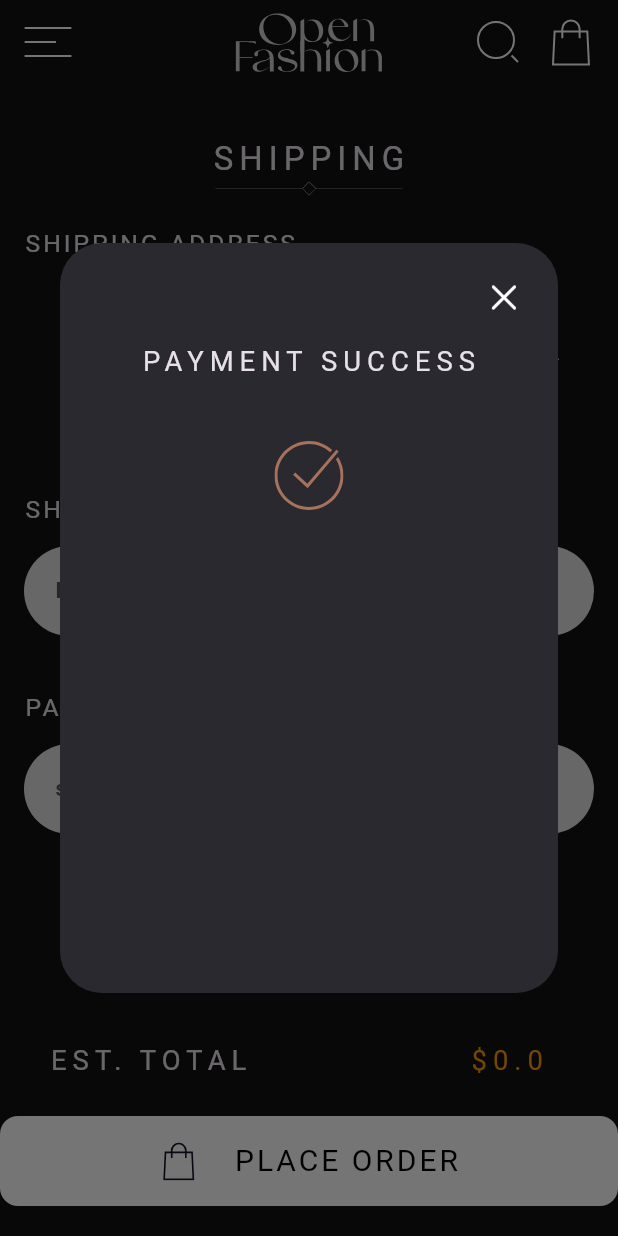
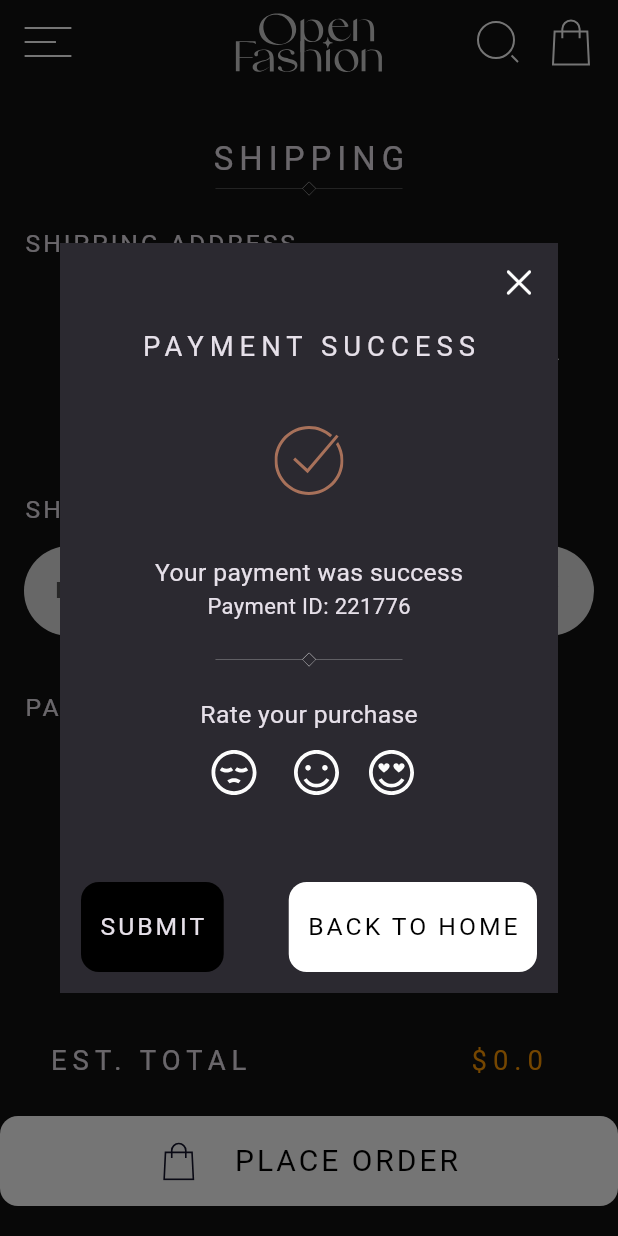
Before and after one commit to Omar-Tmam/Open-Fashion, a Flutter app: the ShippingViewMobile screen opened directly with empty values, after a tap on "PLACE ORDER", on a phone screen of 412 x 824 dp. Run offline on Flutter 3.47's test engine with Material 3 defaults, Android fonts, the phone set to English and light mode, and no system bars; our stand-ins replace flutter_credit_card, flutter_svg, gap, go_router; Roboto replaces fonts that are missing (TenorSans).

Commit message:
finish dialog

```diff
--- a/lib/Core/utils/app_router.dart
+++ b/lib/Core/utils/app_router.dart
@@ -1,3 +1,4 @@
+import 'package:flutter/material.dart';
 import 'package:go_router/go_router.dart';
 import 'package:open_fashion/Features/address_view/presentation/views/address_view.dart';
 import 'package:open_fashion/Features/home_view/data/models/product_model.dart';
@@ -32,7 +33,7 @@ abstract class AppRouter {
         path: kAddressView,
         builder: (context, state) => AddressView(orderModel: state.extra as OrderModel),
       ),
-      GoRoute(path: kPaymentView,builder: (context, state) => PaymentView(),)
+      GoRoute(path: kPaymentView,builder: (context, state) => PaymentView(orderNotifier: state.extra as ValueNotifier<OrderModel>,),)
     ],
   );
 }
--- a/lib/Features/home_view/data/models/product_model.dart
+++ b/lib/Features/home_view/data/models/product_model.dart
@@ -1,7 +1,12 @@
+// ignore_for_file: public_member_api_docs, sort_constructors_first
+import 'dart:convert';
+
 import 'package:open_fashion/Core/assets.dart';
 
 class ProductModel {
-  final String image, description, name;
+  final String image;
+  final String description;
+  final String name;
   final double price;
 
   ProductModel({
@@ -48,4 +53,64 @@ class ProductModel {
       name: 'Luxury Bracelet Set',
     ),
   ];
+
+  ProductModel copyWith({
+    String? image,
+    String? description,
+    String? name,
+    double? price,
+  }) {
+    return ProductModel(
+      image: image ?? this.image,
+      description: description ?? this.description,
+      name: name ?? this.name,
+      price: price ?? this.price,
+    );
+  }
+
+  Map<String, dynamic> toMap() {
+    return <String, dynamic>{
+      'image': image,
+      'description': description,
+      'name': name,
+      'price': price,
+    };
+  }
+
+  factory ProductModel.fromMap(Map<String, dynamic> map) {
+    return ProductModel(
+      image: map['image'] as String,
+      description: map['description'] as String,
+      name: map['name'] as String,
+      price: map['price'] as double,
+    );
+  }
+
+  String toJson() => json.encode(toMap());
+
+  factory ProductModel.fromJson(String source) => ProductModel.fromMap(json.decode(source) as Map<String, dynamic>);
+
+  @override
+  String toString() {
+    return 'ProductModel(image: $image, description: $description, name: $name, price: $price)';
+  }
+
+  @override
+  bool operator ==(covariant ProductModel other) {
+    if (identical(this, other)) return true;
+
+    return
+      other.image == image &&
+      other.description == description &&
+      other.name == name &&
+      other.price == price;
+  }
+
+  @override
+  int get hashCode {
+    return image.hashCode ^
+      description.hashCode ^
+      name.hashCode ^
+      price.hashCode;
+  }
 }
--- a/lib/Features/payment_view/data/models/payment_model.dart
+++ b/lib/Features/payment_view/data/models/payment_model.dart
@@ -1,8 +1,76 @@
+// ignore_for_file: public_member_api_docs, sort_constructors_first
+import 'dart:convert';
+
 class PaymentModel {
   final String cardNumber;
   final String expiryDate;
   final String cvv;
   final String cardHolder;
 
-  PaymentModel({required this.cardNumber, required this.expiryDate, required this.cvv, required this.cardHolder});
+  PaymentModel({
+    required this.cardNumber,
+    required this.expiryDate,
+    required this.cvv,
+    required this.cardHolder,
+  });
+
+  PaymentModel copyWith({
+    String? cardNumber,
+    String? expiryDate,
+    String? cvv,
+    String? cardHolder,
+  }) {
+    return PaymentModel(
+      cardNumber: cardNumber ?? this.cardNumber,
+      expiryDate: expiryDate ?? this.expiryDate,
+      cvv: cvv ?? this.cvv,
+      cardHolder: cardHolder ?? this.cardHolder,
+    );
+  }
+
+  Map<String, dynamic> toMap() {
+    return <String, dynamic>{
+      'cardNumber': cardNumber,
+      'expiryDate': expiryDate,
+      'cvv': cvv,
+      'cardHolder': cardHolder,
+    };
+  }
+
+  factory PaymentModel.fromMap(Map<String, dynamic> map) {
+    return PaymentModel(
+      cardNumber: map['cardNumber'] as String,
+      expiryDate: map['expiryDate'] as String,
+      cvv: map['cvv'] as String,
+      cardHolder: map['cardHolder'] as String,
+    );
+  }
+
+  String toJson() => json.encode(toMap());
+
+  factory PaymentModel.fromJson(String source) => PaymentModel.fromMap(json.decode(source) as Map<String, dynamic>);
+
+  @override
+  String toString() {
+    return 'PaymentModel(cardNumber: $cardNumber, expiryDate: $expiryDate, cvv: $cvv, cardHolder: $cardHolder)';
+  }
+
+  @override
+  bool operator ==(covariant PaymentModel other) {
+    if (identical(this, other)) return true;
+
+    return
+      other.cardNumber == cardNumber &&
+      other.expiryDate == expiryDate &&
+      other.cvv == cvv &&
+      other.cardHolder == cardHolder;
+  }
+
+  @override
+  int get hashCode {
+    return cardNumber.hashCode ^
+      expiryDate.hashCode ^
+      cvv.hashCode ^
+      cardHolder.hashCode;
+  }
 }
--- a/lib/Features/payment_view/presentation/views/mobile_payment_view.dart
+++ b/lib/Features/payment_view/presentation/views/mobile_payment_view.dart
@@ -1,12 +1,14 @@
 import 'package:flutter/material.dart';
 import 'package:open_fashion/Core/widgets/custom_app_bar.dart';
 import 'package:open_fashion/Features/payment_view/presentation/views/widgets/mobile_payment_view_body.dart';
+import 'package:open_fashion/Features/product_details/data/models/order_model.dart';
 
 class MobilePaymentView extends StatelessWidget {
-  const MobilePaymentView({super.key});
+  const MobilePaymentView({super.key, required this.orderNotifier});
+  final ValueNotifier<OrderModel> orderNotifier;
 
   @override
   Widget build(BuildContext context) {
-    return Scaffold(appBar: CustomAppBar(), body: MobilePaymentViewBody());
+    return Scaffold(appBar: CustomAppBar(), body: MobilePaymentViewBody(orderNotifier: orderNotifier,));
   }
 }
--- a/lib/Features/payment_view/presentation/views/payment_view.dart
+++ b/lib/Features/payment_view/presentation/views/payment_view.dart
@@ -1,12 +1,14 @@
 import 'package:flutter/material.dart';
 import 'package:open_fashion/Core/utils/custom_adaptive_layout.dart';
 import 'package:open_fashion/Features/payment_view/presentation/views/mobile_payment_view.dart';
+import 'package:open_fashion/Features/product_details/data/models/order_model.dart';
 
 class PaymentView extends StatelessWidget {
-  const PaymentView({super.key});
+  const PaymentView({super.key, required this.orderNotifier});
+  final ValueNotifier<OrderModel> orderNotifier;
 
   @override
   Widget build(BuildContext context) {
-    return CustomAdaptiveLayout(mobileLayout: (context) => MobilePaymentView(),tabletLayout: (context) => SizedBox(),);
+    return CustomAdaptiveLayout(mobileLayout: (context) => MobilePaymentView(orderNotifier: orderNotifier,),tabletLayout: (context) => SizedBox(),);
   }
 }
--- a/lib/Features/product_details/data/models/order_model.dart
+++ b/lib/Features/product_details/data/models/order_model.dart
@@ -1,3 +1,6 @@
+// ignore_for_file: public_member_api_docs, sort_constructors_first
+import 'dart:convert';
+
 import 'package:open_fashion/Features/address_view/data/models/address_model.dart';
 import 'package:open_fashion/Features/home_view/data/models/product_model.dart';
 import 'package:open_fashion/Features/payment_view/data/models/payment_model.dart';
@@ -9,11 +12,77 @@ class OrderModel {
   AddressModel? addressModel;
   final PaymentModel? paymentModel;
 
-  OrderModel( {
-     this.paymentModel,
+  OrderModel({
     required this.productModel,
     required this.quantity,
     required this.totalPrice,
     this.addressModel,
+    this.paymentModel,
   });
+
+  OrderModel copyWith({
+    ProductModel? productModel,
+    int? quantity,
+    double? totalPrice,
+    AddressModel? addressModel,
+    PaymentModel? paymentModel,
+  }) {
+    return OrderModel(
+      productModel: productModel ?? this.productModel,
+      quantity: quantity ?? this.quantity,
+      totalPrice: totalPrice ?? this.totalPrice,
+      addressModel: addressModel ?? this.addressModel,
+      paymentModel: paymentModel ?? this.paymentModel,
+    );
+  }
+
+  Map<String, dynamic> toMap() {
+    return <String, dynamic>{
+      'productModel': productModel.toMap(),
+      'quantity': quantity,
+      'totalPrice': totalPrice,
+      'addressModel': addressModel?.toMap(),
+      'paymentModel': paymentModel?.toMap(),
+    };
+  }
+
+  factory OrderModel.fromMap(Map<String, dynamic> map) {
+    return OrderModel(
+      productModel: ProductModel.fromMap(map['productModel'] as Map<String,dynamic>),
+      quantity: map['quantity'] as int,
+      totalPrice: map['totalPrice'] as double,
+      addressModel: map['addressModel'] != null ? AddressModel.fromMap(map['addressModel'] as Map<String,dynamic>) : null,
+      paymentModel: map['paymentModel'] != null ? PaymentModel.fromMap(map['paymentModel'] as Map<String,dynamic>) : null,
+    );
+  }
+
+  String toJson() => json.encode(toMap());
+
+  factory OrderModel.fromJson(String source) => OrderModel.fromMap(json.decode(source) as Map<String, dynamic>);
+
+  @override
+  String toString() {
+    return 'OrderModel(productModel: $productModel, quantity: $quantity, totalPrice: $totalPrice, addressModel: $addressModel, paymentModel: $paymentModel)';
+  }
+
+  @override
+  bool operator ==(covariant OrderModel other) {
+    if (identical(this, other)) return true;
+
+    return
+      other.productModel == productModel &&
+      other.quantity == quantity &&
+      other.totalPrice == totalPrice &&
+      other.addressModel == addressModel &&
+      other.paymentModel == paymentModel;
+  }
+
+  @override
+  int get hashCode {
+    return productModel.hashCode ^
+      quantity.hashCode ^
+      totalPrice.hashCode ^
+      addressModel.hashCode ^
+      paymentModel.hashCode;
+  }
 }
--- /dev/null
+++ b/lib/Features/shipping_view/presentation/views/widgets/dialog_body.dart
@@ -0,0 +1,65 @@
+import 'dart:math';
+
+import 'package:flutter/cupertino.dart';
+import 'package:flutter/material.dart';
+import 'package:flutter_svg/svg.dart';
+import 'package:gap/gap.dart';
+import 'package:go_router/go_router.dart';
+import 'package:open_fashion/Core/assets.dart';
+import 'package:open_fashion/Core/utils/app_styles.dart';
+import 'package:open_fashion/Features/shipping_view/presentation/views/widgets/dialog_submit.dart';
+
+class DialogBody extends StatelessWidget {
+  const DialogBody({super.key});
+
+  @override
+  Widget build(BuildContext context) {
+    return Padding(
+      padding: const EdgeInsets.all(14),
+      child: Column(
+        mainAxisSize: MainAxisSize.max,
+        children: [
+          Align(
+            alignment: AlignmentGeometry.centerRight,
+            child: InkWell(onTap: () => context.pop(), child: Icon(CupertinoIcons.clear)),
+          ),
+          Gap(18),
+          Text('Payment success'.toUpperCase(), style: AppStyles.title18(context)),
+          Gap(40),
+          SvgPicture.asset(Assets.imgsDone),
+          Gap(40),
+          Text('Your payment was success', style: AppStyles.bodyLarge(context)),
+          Center(
+            child: Row(
+              mainAxisSize: MainAxisSize.min,
+              mainAxisAlignment: MainAxisAlignment.center,
+              children: [
+                Text(
+                  'Payment ID: ${Random().nextInt(999999).toString().padLeft(6, '0')}',
+                  style: AppStyles.bodyMedium(context),
+                ),
+              ],
+            ),
+          ),
+          Gap(20),
+          SvgPicture.asset(Assets.imgs12, color: Colors.white),
+          Gap(20),
+          Text('Rate your purchase', style: AppStyles.bodyLarge(context)),
+          Gap(6),
+          Row(
+            mainAxisAlignment: MainAxisAlignment.center,
+            children: [
+              SvgPicture.asset(Assets.imgsDisappointed),
+              Gap(20),
+              SvgPicture.asset(Assets.imgsHappy),
+              Gap(20),
+              SvgPicture.asset(Assets.imgsInLove),
+            ],
+          ),
+          Spacer(),
+          DialogSubmit(),
+        ],
+      ),
+    );
+  }
+}
--- /dev/null
+++ b/lib/Features/shipping_view/presentation/views/widgets/dialog_submit.dart
@@ -0,0 +1,62 @@
+import 'package:flutter/material.dart';
+import 'package:open_fashion/Core/utils/app_styles.dart';
+
+class DialogSubmit extends StatelessWidget {
+  const DialogSubmit({
+    super.key,
+  });
+
+  @override
+  Widget build(BuildContext context) {
+    return Row(
+      mainAxisAlignment: MainAxisAlignment.spaceBetween,
+      children: [
+        InkWell(
+          onTap: () {},
+          child: Container(
+            padding: EdgeInsets.symmetric(horizontal: 12, vertical: 12),
+            decoration: BoxDecoration(
+              borderRadius: BorderRadius.circular(12),
+              color: Colors.black,
+            ),
+            height: 60,
+
+            child: Row(
+              mainAxisAlignment: MainAxisAlignment.center,
+              children: [
+                Text(
+                  'Submit'.toUpperCase(),
+                  style: AppStyles.subTitle16(context),
+                ),
+              ],
+            ),
+          ),
+        ),
+
+        InkWell(
+          onTap: () {},
+          child: Container(
+            padding: EdgeInsets.symmetric(horizontal: 12, vertical: 12),
+            decoration: BoxDecoration(
+              borderRadius: BorderRadius.circular(12),
+              color: Colors.white,
+            ),
+            height: 60,
+
+            child: Row(
+              mainAxisAlignment: MainAxisAlignment.center,
+              children: [
+                Text(
+                  'Back to home'.toUpperCase(),
+                  style: AppStyles.subTitle16(
+                    context,
+                  ).copyWith(color: Colors.black),
+                ),
+              ],
+            ),
+          ),
+        ),
+      ],
+    );
+  }
+}
--- a/lib/Features/shipping_view/presentation/views/widgets/shipping_view_body.dart
+++ b/lib/Features/shipping_view/presentation/views/widgets/shipping_view_body.dart
@@ -1,3 +1,5 @@
+import 'dart:math';
+
 import 'package:flutter/cupertino.dart';
 import 'package:flutter/material.dart';
 import 'package:flutter_svg/svg.dart';
@@ -12,10 +14,23 @@ import 'package:open_fashion/Features/product_details/data/models/order_model.da
 import 'package:open_fashion/Features/product_details/presentation/views/widgets/total_price_section.dart';
 import 'package:open_fashion/Features/shipping_view/presentation/views/widgets/address_info_widget.dart';
 import 'package:open_fashion/Features/shipping_view/presentation/views/widgets/custom_container.dart';
+import 'package:open_fashion/Features/shipping_view/presentation/views/widgets/dialog_body.dart';
 
-class ShippingViewBody extends StatelessWidget {
+class ShippingViewBody extends StatefulWidget {
   const ShippingViewBody({super.key, required this.orderModel});
   final OrderModel orderModel;
+
+  @override
+  State<ShippingViewBody> createState() => _ShippingViewBodyState();
+}
+
+class _ShippingViewBodyState extends State<ShippingViewBody> {
+  late ValueNotifier<OrderModel> orderNotifier;
+  @override
+  void initState() {
+    super.initState();
+    orderNotifier = ValueNotifier(widget.orderModel);
+  }
 
   @override
   Widget build(BuildContext context) {
@@ -38,13 +53,13 @@ class ShippingViewBody extends StatelessWidget {
                 ),
                 Gap(12),
 
-                orderModel.addressModel != null
-                    ? AddressInfoWidget(orderModel: orderModel)
+                widget.orderModel.addressModel != null
+                    ? AddressInfoWidget(orderModel: widget.orderModel)
                     : CustomContainer(
                         title: 'Add shipping address',
                         icon: Assets.imgsPlus,
                         onTap: () {
-                          context.push(AppRouter.kAddressView, extra: orderModel);
+                          context.push(AppRouter.kAddressView, extra: widget.orderModel);
                         },
                       ),
                 Gap(36),
@@ -63,17 +78,20 @@ class ShippingViewBody extends StatelessWidget {
                   child: Text('Payment method'.toUpperCase(), style: AppStyles.subTitle16(context)),
                 ),
                 Gap(12),
-                CustomContainer(
-                  onTap: () {
-                    context.push(AppRouter.kPaymentView);
-                  },
-                  title: 'select payment method',
-                  icon: Assets.imgsDown,
-                ),
+
+                orderNotifier.value.paymentModel == null
+                    ? CustomContainer(
+                        onTap: () {
+                          context.push(AppRouter.kPaymentView, extra: orderNotifier);
+                        },
+                        title: 'select payment method',
+                        icon: Assets.imgsDown,
+                      )
+                    : Text(orderNotifier.value.paymentModel!.cardHolder),
                 Spacer(),
                 TotalPriceSection(
-                  productModel: orderModel.productModel,
-                  count: orderModel.quantity,
+                  productModel: widget.orderModel.productModel,
+                  count: widget.orderModel.quantity,
                 ),
                 Gap(24),
               ],
@@ -86,25 +104,11 @@ class ShippingViewBody extends StatelessWidget {
               context: context,
               builder: (context) {
                 return Dialog(
+                  shape: Border.symmetric(),
                   child: SizedBox(
                     width: double.infinity,
                     height: 500,
-                    child: Padding(
-                      padding: const EdgeInsets.all(24),
-                      child: Column(
-                        mainAxisSize: MainAxisSize.max,
-                        children: [
-                          Align(
-                            alignment: AlignmentGeometry.centerRight,
-                            child: Icon(CupertinoIcons.clear),
-                          ),
-                          Gap(18),
-                          Text('Payment success'.toUpperCase(), style: AppStyles.title18(context)),
-                          Gap(40),
-                          SvgPicture.asset(Assets.imgsDone),
-                        ],
-                      ),
-                    ),
+                    child: DialogBody(),
                   ),
                 );
               },
```
Also changed, not shown: lib/Features/address_view/data/models/address_model.dart (+81 -0 lines), lib/Features/payment_view/presentation/views/widgets/mobile_payment_view_body.dart (+20 -2 lines).
